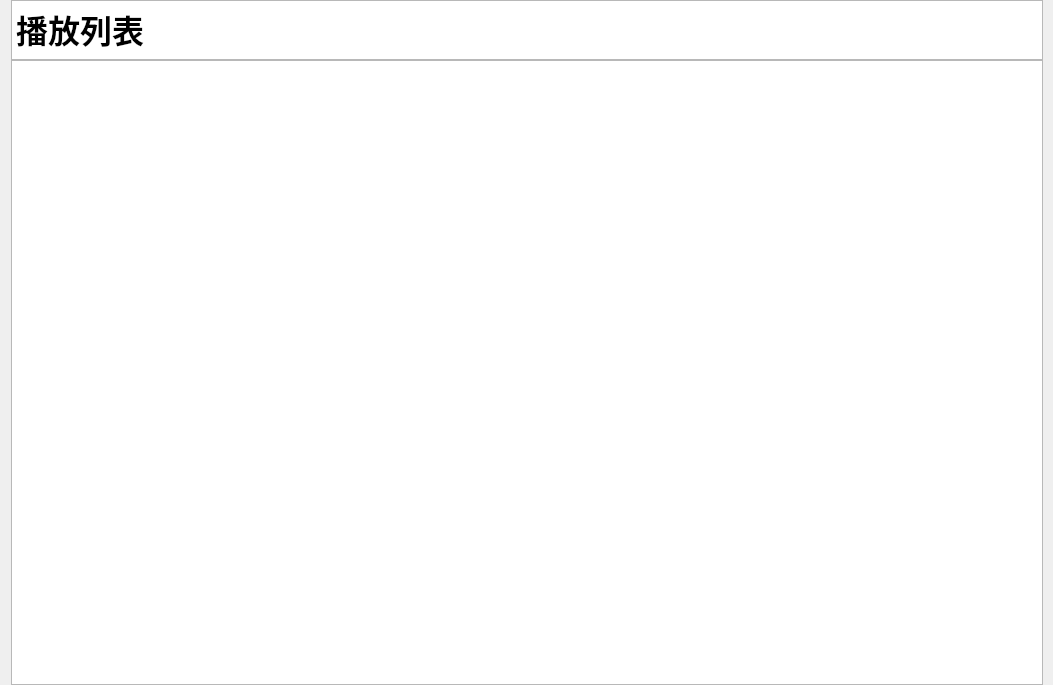
First picture: the form in gui/playlist_widget.ui, repository zyzzzasdhjk/database_project, before the edit.
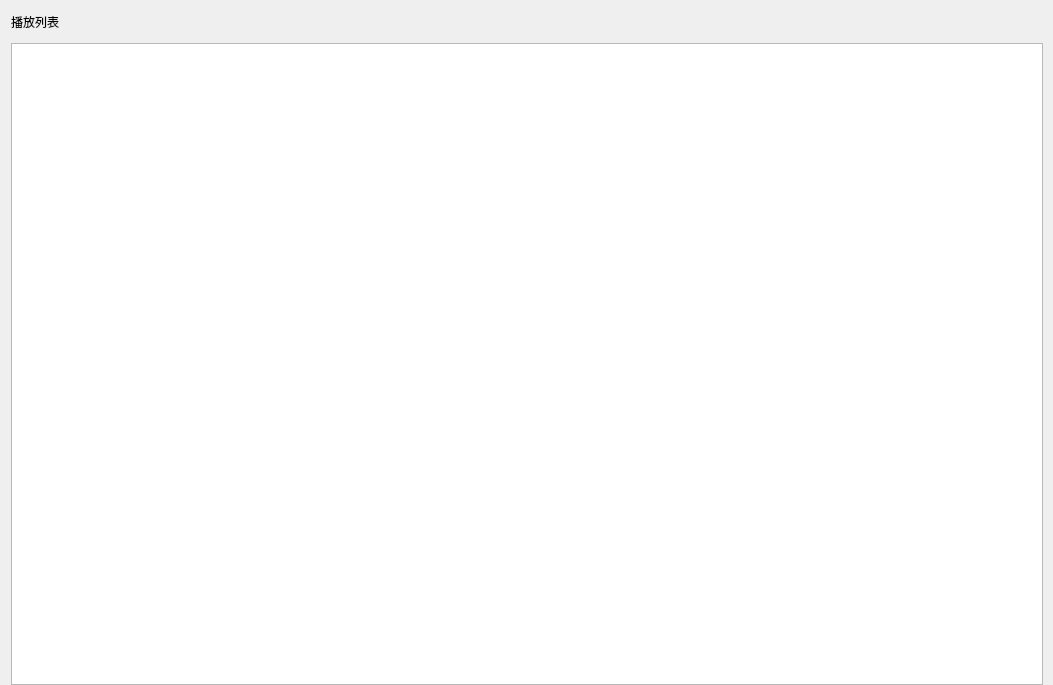
Second picture: the form after the edit.

Commit message: 11.21 关于主界面切换的相关问题

The edit to the form file:
```diff
--- a/gui/playlist_widget.ui
+++ b/gui/playlist_widget.ui
@@ -30,29 +30,12 @@
     <number>0</number>
    </property>
    <item>
-    <widget class="QTextBrowser" name="textBrowser">
-     <property name="sizePolicy">
-      <sizepolicy hsizetype="Expanding" vsizetype="Minimum">
-       <horstretch>0</horstretch>
-       <verstretch>0</verstretch>
-      </sizepolicy>
-     </property>
-     <property name="maximumSize">
-      <size>
-       <width>16777215</width>
-       <height>60</height>
-      </size>
-     </property>
+    <widget class="QLabel" name="label">
      <property name="styleSheet">
-      <string notr="true">font: 11pt &quot;微软雅黑&quot;;
-color: rgb(255, 255, 255);</string>
+      <string notr="true">font: 22pt &quot;微软雅黑&quot;;</string>
      </property>
-     <property name="html">
-      <string>&lt;!DOCTYPE HTML PUBLIC &quot;-//W3C//DTD HTML 4.0//EN&quot; &quot;http://www.w3.org/TR/REC-html40/strict.dtd&quot;&gt;
-&lt;html&gt;&lt;head&gt;&lt;meta name=&quot;qrichtext&quot; content=&quot;1&quot; /&gt;&lt;style type=&quot;text/css&quot;&gt;
-p, li { white-space: pre-wrap; }
-&lt;/style&gt;&lt;/head&gt;&lt;body style=&quot; font-family:'微软雅黑'; font-size:11pt; font-weight:400; font-style:normal;&quot;&gt;
-&lt;p style=&quot; margin-top:0px; margin-bottom:0px; margin-left:0px; margin-right:0px; -qt-block-indent:0; text-indent:0px;&quot;&gt;&lt;span style=&quot; font-family:'SimSun'; font-size:24pt; font-weight:600; color:#000000;&quot;&gt;播放列表&lt;/span&gt;&lt;/p&gt;&lt;/body&gt;&lt;/html&gt;</string>
+     <property name="text">
+      <string>播放列表</string>
      </property>
     </widget>
    </item>
```
The commit also changes 6 other files.
